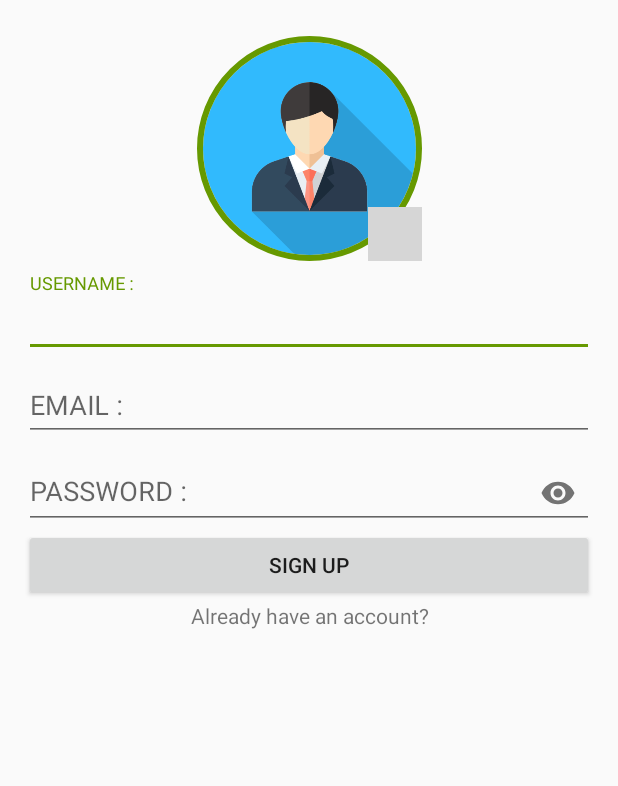
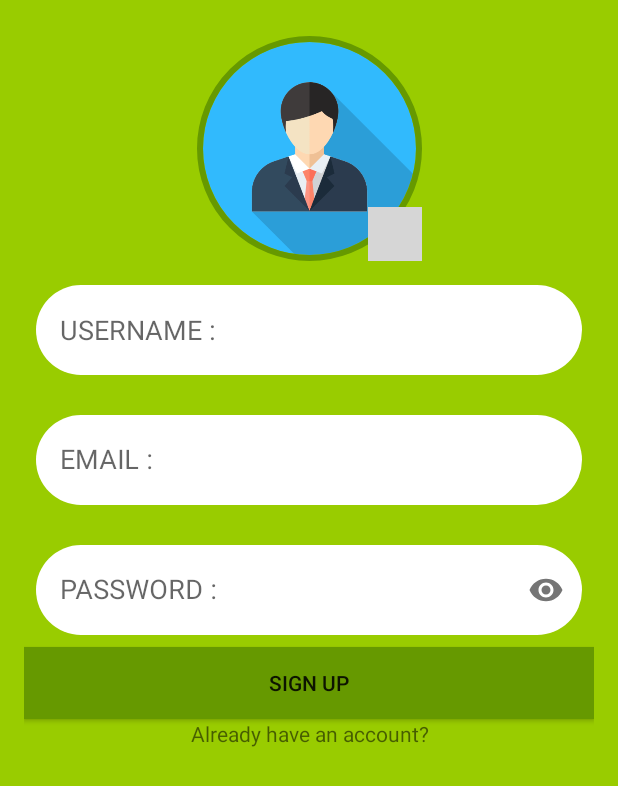
Before and after one commit to Priyanka-Sachan/PenCast, an Android app: the screen it shows after launch (LoginActivity), on a phone screen of 412 x 824 dp. Shown: the top 786 px of the screen. Run offline under Robolectric (Android 15) with nearby library versions, the phone set to English and light mode, and no system bars; our stand-ins replace CircleImageView, Firebase (no records; nobody signed in at launch, a user with empty details on screens opened directly), data binding, navigation-ui; grey boxes are pictures that could not be loaded.

Commit message:
UI change

```diff
--- a/app/src/main/res/layout/fragment_sign_up.xml
+++ b/app/src/main/res/layout/fragment_sign_up.xml
@@ -9,7 +9,8 @@
     <androidx.constraintlayout.widget.ConstraintLayout
         android:layout_width="match_parent"
         android:layout_height="match_parent"
-        android:layout_margin="16dp">
+        android:background="@color/colorPrimary"
+        android:padding="16dp">
 
         <de.hdodenhof.circleimageview.CircleImageView
             android:id="@+id/sign_up_profile"
@@ -38,36 +39,46 @@
             android:id="@+id/sign_up_username_layout"
             android:layout_width="match_parent"
             android:layout_height="wrap_content"
+            android:layout_margin="8dp"
+            app:hintEnabled="false"
             app:layout_constraintBottom_toTopOf="@id/sign_up_email_layout"
             app:layout_constraintTop_toBottomOf="@id/sign_up_profile">
 
             <com.google.android.material.textfield.TextInputEditText
                 android:id="@+id/sign_up_username"
                 android:layout_width="match_parent"
-                android:layout_height="wrap_content"
+                android:layout_height="60dp"
+                android:background="@drawable/rounded_card_more"
                 android:hint="USERNAME :"
-                android:inputType="text" />
+                android:inputType="text"
+                android:padding="8dp"
+                android:paddingStart="16dp" />
         </com.google.android.material.textfield.TextInputLayout>
 
         <com.google.android.material.textfield.TextInputLayout
             android:id="@+id/sign_up_email_layout"
             android:layout_width="match_parent"
             android:layout_height="wrap_content"
+            android:layout_margin="8dp"
             app:layout_constraintBottom_toTopOf="@id/sign_up_password_layout"
             app:layout_constraintTop_toBottomOf="@id/sign_up_username_layout">
 
             <com.google.android.material.textfield.TextInputEditText
                 android:id="@+id/sign_up_email"
                 android:layout_width="match_parent"
-                android:layout_height="wrap_content"
+                android:layout_height="60dp"
+                android:background="@drawable/rounded_card_more"
                 android:hint="EMAIL :"
-                android:inputType="textEmailAddress" />
+                android:inputType="textEmailAddress"
+                android:padding="8dp"
+                android:paddingStart="16dp" />
         </com.google.android.material.textfield.TextInputLayout>
 
         <com.google.android.material.textfield.TextInputLayout
             android:id="@+id/sign_up_password_layout"
             android:layout_width="match_parent"
             android:layout_height="wrap_content"
+            android:layout_margin="8dp"
             app:layout_constraintBottom_toTopOf="@id/sign_up_button"
             app:layout_constraintTop_toBottomOf="@id/sign_up_email_layout"
             app:passwordToggleEnabled="true">
@@ -75,15 +86,19 @@
             <com.google.android.material.textfield.TextInputEditText
                 android:id="@+id/sign_up_password"
                 android:layout_width="match_parent"
-                android:layout_height="wrap_content"
+                android:layout_height="60dp"
+                android:background="@drawable/rounded_card_more"
                 android:hint="PASSWORD :"
-                android:inputType="textPassword" />
+                android:inputType="textPassword"
+                android:padding="8dp"
+                android:paddingStart="16dp" />
         </com.google.android.material.textfield.TextInputLayout>
 
         <Button
             android:id="@+id/sign_up_button"
             android:layout_width="match_parent"
             android:layout_height="wrap_content"
+            android:background="@color/colorAccent"
             android:text="SIGN UP"
             app:layout_constraintBottom_toTopOf="@id/action_sign_in"
             app:layout_constraintTop_toBottomOf="@id/sign_up_password_layout" />
```
Also changed, not shown: app/src/main/res/layout/fragment_sign_in.xml (+18 -6 lines).
